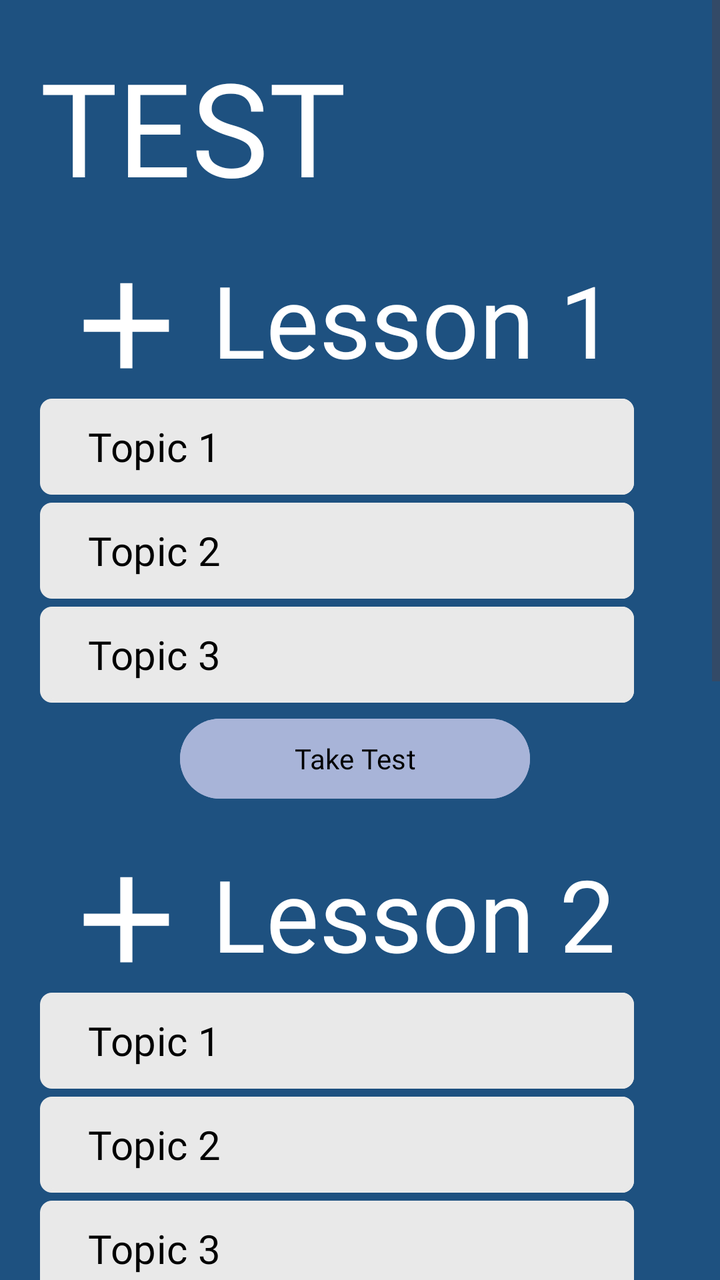
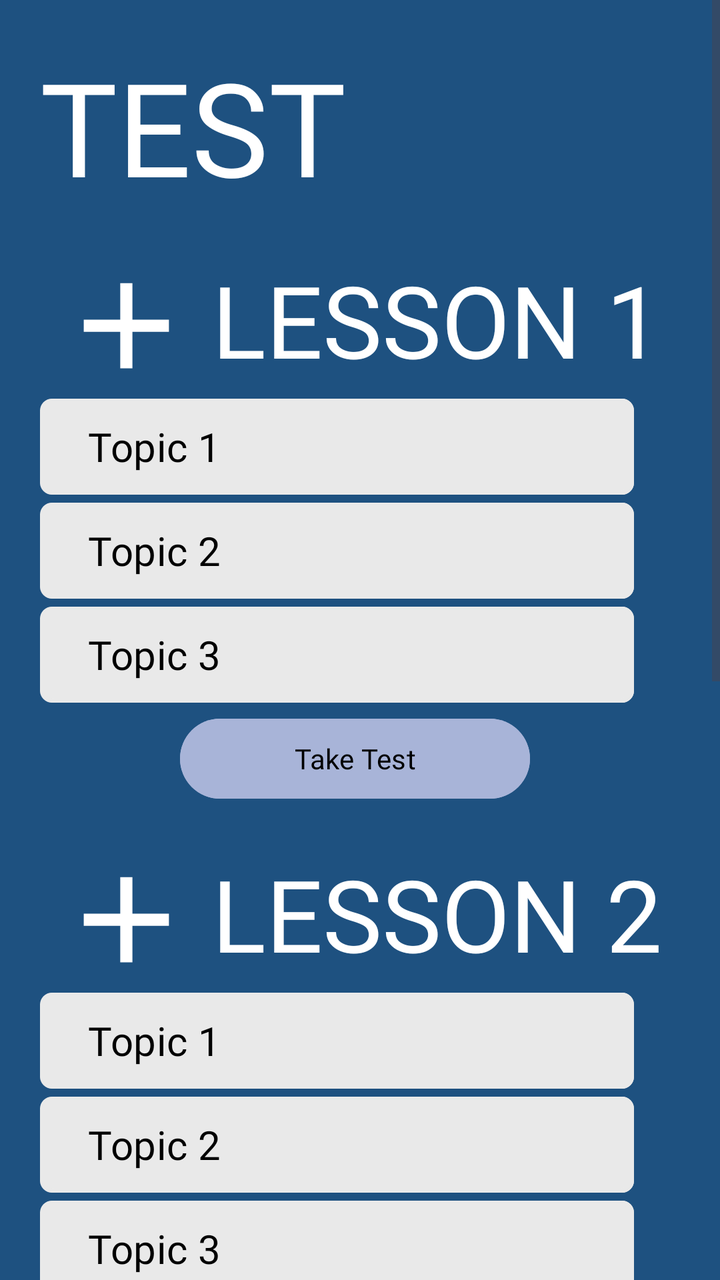

Compare the two renders of this Android layout. The source of the first and the diff that turns it into the second are given below.
<!-- AndroidManifest.xml: application theme Theme.FinalsApplication -->
<!-- res/layout/test_page_admin2.xml -->
<RelativeLayout xmlns:android="http://schemas.android.com/apk/res/android"
    android:layout_width="match_parent"
    android:layout_height="match_parent"
    xmlns:tools="http://schemas.android.com/tools"
    xmlns:app="http://schemas.android.com/apk/res-auto"
    android:background="@color/ourBlue">


    <ScrollView
        android:layout_width="409dp"
        android:layout_height="729dp"
        tools:layout_editor_absoluteX="1dp"
        tools:layout_editor_absoluteY="1dp">

        <LinearLayout
            android:layout_width="match_parent"
            android:layout_height="wrap_content"
            android:orientation="vertical">

            <LinearLayout
                android:layout_width="match_parent"
                android:layout_height="wrap_content"
                android:layout_alignParentTop="true"
                android:background="#1e5180">

                <TextView
                    android:id="@+id/test"
                    android:layout_width="wrap_content"
                    android:layout_height="wrap_content"
                    android:layout_marginStart="20dp"
                    android:layout_marginTop="20dp"
                    android:fontFamily="@font/roboto_black"
                    android:text="TEST"
                    android:textColor="@color/white"
                    android:textSize="65sp" />
            </LinearLayout>


            <LinearLayout
                android:layout_width="match_parent"
                android:layout_height="match_parent"
                android:layout_alignParentTop="true"
                android:background="#1e5180">

                <ImageButton
                    android:id="@+id/addTopicLesson1"
                    android:layout_width="86dp"
                    android:layout_height="73dp"
                    android:layout_marginStart="20dp"
                    android:layout_marginTop="20dp"
                    android:background="@color/ourBlue"
                    android:scaleType="fitCenter"
                    app:srcCompat="@drawable/add_sign" />

                <TextView
                    android:id="@+id/textViewLesson1"
                    android:layout_width="wrap_content"
                    android:layout_height="wrap_content"
                    android:layout_marginStart="0dp"
                    android:layout_marginTop="20dp"
                    android:fontFamily="@font/roboto_black"
                    android:text="Lesson 1"
                    android:textColor="@color/white"
                    android:textSize="50sp" />
            </LinearLayout>

            <Button
                android:id="@+id/L1T1"
                android:layout_width="297dp"
                android:layout_height="wrap_content"
                android:layout_marginStart="20dp"
                android:text="Topic 1"
                android:textAlignment="textStart"
                android:textColor="@color/black"
                android:fontFamily="@font/roboto_regular"
                android:textSize="20sp"
                android:background="@drawable/square_button_colored_border"
                app:backgroundTint="#E9E9E9"/>

            <Button
                android:id="@+id/L1T2"
                android:layout_width="297dp"
                android:layout_height="wrap_content"
                android:layout_marginStart="20dp"
                android:layout_marginTop="4dp"
                app:backgroundTint="#E9E9E9"
                android:text="Topic 2"
                android:textAlignment="textStart"
                android:textColor="@color/black"
                android:fontFamily="@font/roboto_regular"
                android:textSize="20sp"
                android:background="@drawable/square_button_colored_border" />

            <Button
                android:id="@+id/L1T3"
                android:layout_width="297dp"
                android:layout_height="wrap_content"
                android:layout_marginStart="20dp"
                android:layout_marginTop="4dp"
                android:text="Topic 3"
                android:textAlignment="textStart"
                android:textColor="@color/black"
                android:fontFamily="@font/roboto_regular"
                android:textSize="20sp"
                android:background="@drawable/square_button_colored_border"
                app:backgroundTint="#E9E9E9"/>

            <Button
                android:id="@+id/takeTestLesson1"
                android:layout_width="175dp"
                android:layout_height="wrap_content"
                android:text="Take Test"
                android:layout_marginStart="90dp"
                android:layout_marginTop="4dp"
                android:textColor="@color/black"
                android:fontFamily="@font/roboto_regular"
                android:backgroundTint="#a8b4d8"/>

            <LinearLayout
                android:layout_width="match_parent"
                android:layout_height="match_parent"
                android:layout_alignParentTop="true"
                android:background="#1e5180">

                <ImageButton
                    android:id="@+id/addTopicLesson2"
                    android:layout_width="86dp"
                    android:layout_height="73dp"
                    android:layout_marginStart="20dp"
                    android:layout_marginTop="20dp"
                    android:background="@color/ourBlue"
                    app:srcCompat="@drawable/add_sign"
                    android:scaleType="fitCenter"
                    />

                <TextView
                    android:id="@+id/textViewLesson2"
                    android:layout_width="wrap_content"
                    android:layout_height="wrap_content"
                    android:layout_marginStart="0dp"
                    android:layout_marginTop="20dp"
                    android:fontFamily="@font/roboto_black"
                    android:text="Lesson 2"
                    android:textColor="@color/white"
                    android:textSize="50sp" />
            </LinearLayout>

            <Button
                android:id="@+id/L2T1"
                android:layout_width="297dp"
                android:layout_height="wrap_content"
                android:layout_marginStart="20dp"
                android:text="Topic 1"
                android:textAlignment="textStart"
                android:textColor="@color/black"
                android:fontFamily="@font/roboto_regular"
                android:textSize="20sp"
                android:background="@drawable/square_button_colored_border"
                app:backgroundTint="#E9E9E9"/>

            <Button
                android:id="@+id/L2T2"
                android:layout_width="297dp"
                android:layout_height="wrap_content"
                android:layout_marginStart="20dp"
                android:layout_marginTop="4dp"
                android:text="Topic 2"
                android:textAlignment="textStart"
                android:textColor="@color/black"
                android:fontFamily="@font/roboto_regular"
                android:textSize="20sp"
                android:background="@drawable/square_button_colored_border"
                app:backgroundTint="#E9E9E9"/>

            <Button
                android:id="@+id/L2T3"
                android:layout_width="297dp"
                android:layout_height="wrap_content"
                android:layout_marginStart="20dp"
                android:layout_marginTop="4dp"
                android:text="Topic 3"
                android:textAlignment="textStart"
                android:textColor="@color/black"
                android:fontFamily="@font/roboto_regular"
                android:textSize="20sp"
                android:background="@drawable/square_button_colored_border"
                app:backgroundTint="#E9E9E9"/>

            <Button
                android:id="@+id/takeTestLesson2"
                android:layout_width="175dp"
                android:layout_height="wrap_content"
                android:layout_marginStart="90dp"
                android:layout_marginTop="4dp"
                android:backgroundTint="#a8b4d8"
                android:text="Take Test"
                android:textColor="@color/black"
                android:textStyle="bold" />

            <LinearLayout
                android:layout_width="match_parent"
                android:layout_height="match_parent"
                android:layout_alignParentTop="true"
                android:background="#1e5180">

                <ImageButton
                    android:id="@+id/addTopicLesson3"
                    android:layout_width="86dp"
                    android:layout_height="73dp"
                    android:layout_marginStart="20dp"
                    android:layout_marginTop="20dp"
                    android:background="@color/ourBlue"
                    app:srcCompat="@drawable/add_sign"
                    android:scaleType="fitCenter"
                    />

                <TextView
                    android:id="@+id/textViewLesson3"
                    android:layout_width="wrap_content"
                    android:layout_height="wrap_content"
                    android:layout_marginStart="0dp"
                    android:layout_marginTop="20dp"
                    android:fontFamily="@font/roboto_black"
                    android:text="Lesson 3"
                    android:textColor="@color/white"
                    android:textSize="50sp" />

            </LinearLayout>

            <Button
                android:id="@+id/L3T1"
                android:layout_width="297dp"
                android:layout_height="wrap_content"
                android:layout_marginStart="20dp"
                android:text="Topic 1"
                android:textAlignment="textStart"
                android:textColor="@color/black"
                android:fontFamily="@font/roboto_regular"
                android:textSize="20sp"
                android:background="@drawable/square_button_colored_border"
                app:backgroundTint="#E9E9E9"/>

            <Button
                android:id="@+id/L3T2"
                android:layout_width="297dp"
                android:layout_height="wrap_content"
                android:layout_marginStart="20dp"
                android:layout_marginTop="4dp"
                android:text="Topic 2"
                android:textAlignment="textStart"
                android:textColor="@color/black"
                android:fontFamily="@font/roboto_regular"
                android:textSize="20sp"
                android:background="@drawable/square_button_colored_border"
                app:backgroundTint="#E9E9E9"/>

            <Button
                android:id="@+id/L3T3"
                android:layout_width="297dp"
                android:layout_height="wrap_content"
                android:layout_marginStart="20dp"
                android:layout_marginTop="4dp"
                android:text="Topic 3"
                android:textAlignment="textStart"
                android:textColor="@color/black"
                android:fontFamily="@font/roboto_regular"
                android:textSize="20sp"
                android:background="@drawable/square_button_colored_border"
                app:backgroundTint="#E9E9E9"/>

            <Button
                android:id="@+id/takeTestLesson3"
                android:layout_width="175dp"
                android:layout_height="wrap_content"
                android:layout_marginStart="90dp"
                android:layout_marginTop="4dp"
                android:layout_marginBottom="20dp"
                android:backgroundTint="#a8b4d8"
                android:text="Take Test"
                android:textColor="@color/black"
                android:textStyle="bold" />

            <Button
                android:id="@+id/summativeButton"
                android:layout_width="320dp"
                android:layout_height="65dp"
                android:layout_marginStart="35dp"
                android:backgroundTint="#879AD1"
                android:text="SUMMATIVE"
                android:textAlignment="center"
                android:textColor="@color/black"
                android:textSize="30sp"
                android:fontFamily="@font/roboto_bold"
                android:layout_marginBottom="20dp"
                />

            <LinearLayout
                android:layout_width="match_parent"
                android:layout_height="100dip"
                android:layout_alignParentBottom="true"
                android:background="#a8b4d8">

                <ImageButton
                    android:id="@+id/imageButtonBackTP1"
                    android:layout_width="76dp"
                    android:layout_height="wrap_content"
                    android:layout_marginStart="20dp"
                    android:layout_marginTop="20dp"
                    android:layout_marginBottom="20dp"
                    android:background="?android:attr/selectableItemBackground"
                    android:scaleType="fitCenter"
                    android:src="@drawable/arrowleft" />
            </LinearLayout>

        </LinearLayout>
    </ScrollView>
</RelativeLayout>
<!-- resources referenced by this layout -->
<resources>
  <color name="black">#000000</color>
  <color name="ourBlue">#1e5180</color>
  <color name="white">#FFFFFFFF</color>
  <!-- drawable add_sign (drawable) -->
  <vector android:height="24dp" android:tint="#FFFFFF"
      android:viewportHeight="24" android:viewportWidth="24"
      android:width="24dp" xmlns:android="http://schemas.android.com/apk/res/android">
      <path android:fillColor="@android:color/white" android:pathData="M19,13h-6v6h-2v-6H5v-2h6V5h2v6h6v2z"/>
  </vector>
  <!-- drawable arrowleft: png bitmap (drawable, 16559 bytes) -->
  <!-- drawable square_button_colored_border (drawable) -->
  <?xml version="1.0" encoding="utf-8"?>
  <layer-list xmlns:android="http://schemas.android.com/apk/res/android">
  
      <item>
          <shape>
              <corners android:radius="6dp" />
              <solid android:color="#e9e9e9" />
          </shape>
      </item>
  
      <item
          android:left="34dp">
  
          <shape>
              <solid android:color="#e9e9e9" />
              <corners android:radius="6dp"
                  android:topRightRadius="6dp"
                  android:topLeftRadius="5dp"
                  android:bottomRightRadius="6dp"
                  android:bottomLeftRadius="0dp"/>
          </shape>
      </item>
      <item>
          <shape>
              
              <corners android:radius="6dp" />
              <solid android:color="@android:color/transparent" />
              <stroke
                  android:width="2dp"
                  android:color="#000000" />
          </shape>
      </item>
  </layer-list>
  <style name="Theme.FinalsApplication" parent="Base.Theme.FinalsApplication" />
  <style name="Base.Theme.FinalsApplication" parent="Theme.Material3.DayNight.NoActionBar">
          
          
      </style>
</resources>

<!-- the commit's change to res/layout/test_page_admin2.xml (unified diff, before → after) -->
@@ -59,7 +59,7 @@
                     android:layout_marginStart="0dp"
                     android:layout_marginTop="20dp"
                     android:fontFamily="@font/roboto_black"
-                    android:text="Lesson 1"
+                    android:text="LESSON 1"
                     android:textColor="@color/white"
                     android:textSize="50sp" />
             </LinearLayout>
@@ -140,7 +140,7 @@
                     android:layout_marginStart="0dp"
                     android:layout_marginTop="20dp"
                     android:fontFamily="@font/roboto_black"
-                    android:text="Lesson 2"
+                    android:text="LESSON 2"
                     android:textColor="@color/white"
                     android:textSize="50sp" />
             </LinearLayout>
